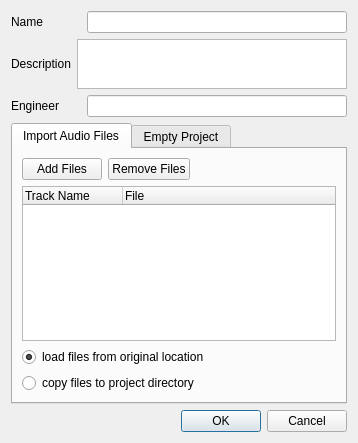
First picture: the form in src/traverso/ui/NewProjectDialog.ui, repository ErwanLegrand/Traverso-DAW, before the edit.
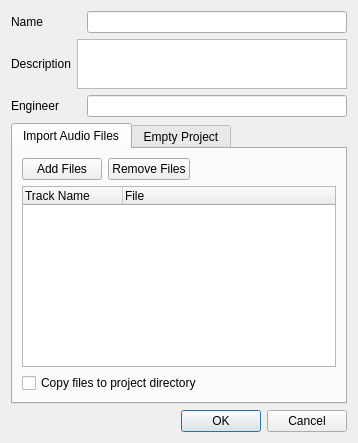
Second picture: the form after the edit.

Commit message: * new implementation of "copy audio files to project dir" in the newProject dialog. This is the first working vesion, all file formats are expanded to wave, and a few glitches are likely to occur.

The edit to the form file:
```diff
--- a/src/traverso/ui/NewProjectDialog.ui
+++ b/src/traverso/ui/NewProjectDialog.ui
@@ -210,19 +210,9 @@
         </widget>
        </item>
        <item>
-        <widget class="QRadioButton" name="radioButtonLeave" >
+        <widget class="QCheckBox" name="checkBoxCopy" >
          <property name="text" >
-          <string>load files from original location</string>
-         </property>
-         <property name="checked" >
-          <bool>true</bool>
-         </property>
-        </widget>
-       </item>
-       <item>
-        <widget class="QRadioButton" name="radioButtonCopy" >
-         <property name="text" >
-          <string>copy files to project directory</string>
+          <string>Copy files to project directory</string>
          </property>
         </widget>
        </item>
```
The commit also changes 7 other files.
